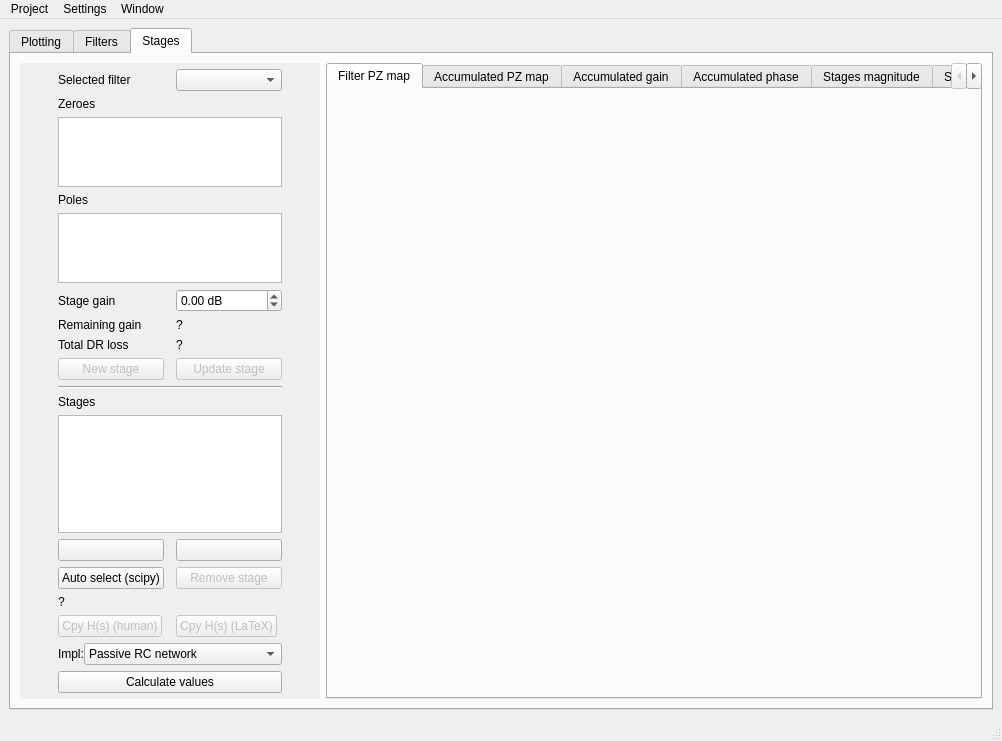
Qt form designer/mainwindow.ui (juan-sb/filtertool-tc22) before a commit.
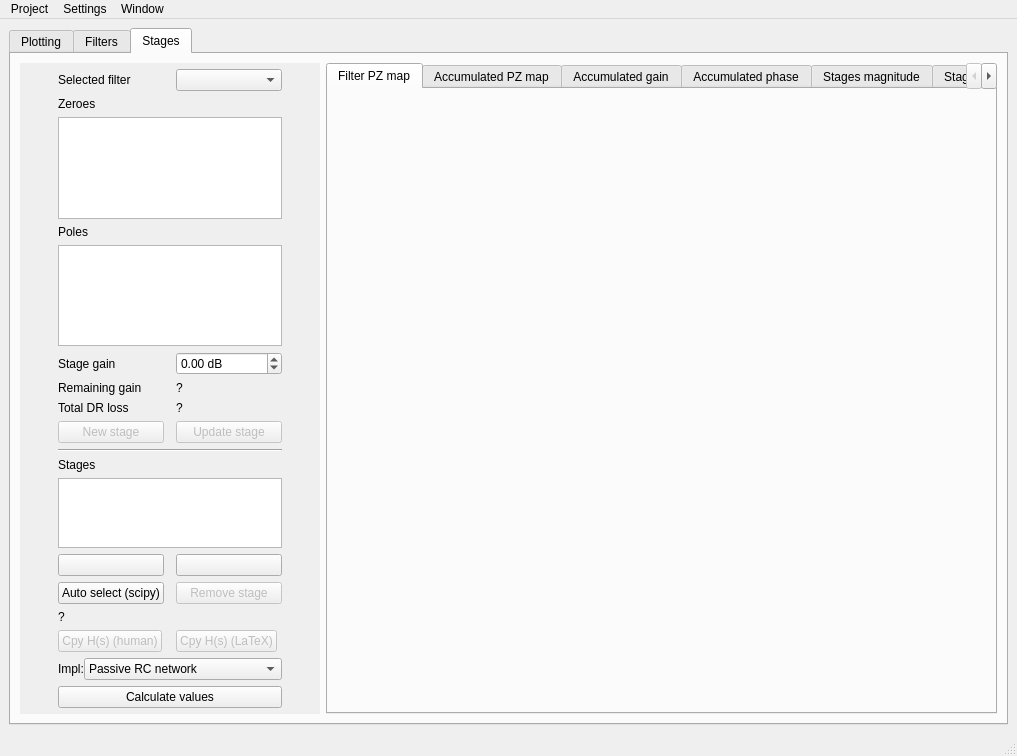
The same form after that commit. The open tabs and pages were chosen to show the change. Icons and pictures are not drawn. Custom widgets are drawn as their Qt base class.

Commit message: New way of calculating DR loss, maybe correct, maybe not. More fixes for stages

Patch:
```diff
--- a/designer/mainwindow.ui
+++ b/designer/mainwindow.ui
@@ -6,8 +6,8 @@
    <rect>
     <x>0</x>
     <y>0</y>
-    <width>1002</width>
-    <height>741</height>
+    <width>1017</width>
+    <height>756</height>
    </rect>
   </property>
   <property name="acceptDrops">
@@ -2430,7 +2430,7 @@
              <x>0</x>
              <y>0</y>
              <width>300</width>
-             <height>638</height>
+             <height>653</height>
             </rect>
            </property>
            <property name="sizePolicy">
@@ -2468,7 +2468,7 @@
              <number>7</number>
             </property>
             <item row="0" column="0">
-             <layout class="QGridLayout" name="gridLayout_12" rowstretch="0,0,0,0,0,0,0,0,0,0,0,0,0,0,0,0,0,0,0,0,0">
+             <layout class="QGridLayout" name="gridLayout_12" rowstretch="0,0,0,0,0,0,0,0,0,0,0,0,0,0,0,0,0,0,0,0">
               <property name="leftMargin">
                <number>6</number>
               </property>
@@ -2487,16 +2487,70 @@
               <property name="verticalSpacing">
                <number>6</number>
               </property>
-              <item row="10" column="0" colspan="2">
-               <widget class="Line" name="line">
-                <property name="maximumSize">
-                 <size>
-                  <width>2165116</width>
-                  <height>10</height>
-                 </size>
+              <item row="17" column="0">
+               <widget class="QPushButton" name="sgetHhuman_btn">
+                <property name="enabled">
+                 <bool>false</bool>
                 </property>
-                <property name="orientation">
-                 <enum>Qt::Horizontal</enum>
+                <property name="sizePolicy">
+                 <sizepolicy hsizetype="Maximum" vsizetype="Fixed">
+                  <horstretch>0</horstretch>
+                  <verstretch>0</verstretch>
+                 </sizepolicy>
+                </property>
+                <property name="text">
+                 <string>Cpy H(s) (human)</string>
+                </property>
+               </widget>
+              </item>
+              <item row="8" column="0">
+               <widget class="QPushButton" name="new_stage_btn">
+                <property name="enabled">
+                 <bool>false</bool>
+                </property>
+                <property name="sizePolicy">
+                 <sizepolicy hsizetype="Minimum" vsizetype="Fixed">
+                  <horstretch>0</horstretch>
+                  <verstretch>0</verstretch>
+                 </sizepolicy>
+                </property>
+                <property name="text">
+                 <string>New stage</string>
+                </property>
+               </widget>
+              </item>
+              <item row="5" column="1">
+               <widget class="QDoubleSpinBox" name="stage_gain_box">
+                <property name="sizePolicy">
+                 <sizepolicy hsizetype="Preferred" vsizetype="Fixed">
+                  <horstretch>0</horstretch>
+                  <verstretch>0</verstretch>
+                 </sizepolicy>
+                </property>
+                <property name="suffix">
+                 <string> dB</string>
+                </property>
+                <property name="decimals">
+                 <number>2</number>
+                </property>
+                <property name="minimum">
+                 <double>-1000000000.000000000000000</double>
+                </property>
+                <property name="maximum">
+                 <double>100000000.000000000000000</double>
+                </property>
+                <property name="singleStep">
+                 <double>0.010000000000000</double>
+                </property>
+               </widget>
+              </item>
+              <item row="0" column="1">
+               <widget class="QComboBox" name="stages_selfil_cb"/>
+              </item>
+              <item row="6" column="1">
+               <widget class="QLabel" name="remaining_gain_text">
+                <property name="text">
+                 <string>?</string>
                 </property>
                </widget>
               </item>
@@ -2507,6 +2561,156 @@
                 </property>
                </widget>
               </item>
+              <item row="7" column="0">
+               <widget class="QLabel" name="label_38">
+                <property name="text">
+                 <string>Total DR loss</string>
+                </property>
+               </widget>
+              </item>
+              <item row="8" column="1">
+               <widget class="QPushButton" name="updatestage_btn">
+                <property name="enabled">
+                 <bool>false</bool>
+                </property>
+                <property name="text">
+                 <string>Update stage</string>
+                </property>
+               </widget>
+              </item>
+              <item row="15" column="0">
+               <widget class="QPushButton" name="autoselectstagessp_btn">
+                <property name="text">
+                 <string>Auto select (scipy)</string>
+                </property>
+               </widget>
+              </item>
+              <item row="10" column="0" colspan="2">
+               <widget class="QLabel" name="label_87">
+                <property name="sizePolicy">
+                 <sizepolicy hsizetype="Preferred" vsizetype="Fixed">
+                  <horstretch>0</horstretch>
+                  <verstretch>0</verstretch>
+                 </sizepolicy>
+                </property>
+                <property name="maximumSize">
+                 <size>
+                  <width>1957844</width>
+                  <height>20</height>
+                 </size>
+                </property>
+                <property name="text">
+                 <string>Stages</string>
+                </property>
+               </widget>
+              </item>
+              <item row="19" column="0" colspan="2">
+               <widget class="QPushButton" name="si_calc_btn">
+                <property name="text">
+                 <string>Calculate values</string>
+                </property>
+               </widget>
+              </item>
+              <item row="17" column="1">
+               <widget class="QPushButton" name="sgetHlatex_btn">
+                <property name="enabled">
+                 <bool>false</bool>
+                </property>
+                <property name="sizePolicy">
+                 <sizepolicy hsizetype="Maximum" vsizetype="Fixed">
+                  <horstretch>0</horstretch>
+                  <verstretch>0</verstretch>
+                 </sizepolicy>
+                </property>
+                <property name="text">
+                 <string>Cpy H(s) (LaTeX)</string>
+                </property>
+               </widget>
+              </item>
+              <item row="4" column="0" colspan="2">
+               <widget class="QListWidget" name="poles_list">
+                <property name="sizePolicy">
+                 <sizepolicy hsizetype="Expanding" vsizetype="Expanding">
+                  <horstretch>0</horstretch>
+                  <verstretch>0</verstretch>
+                 </sizepolicy>
+                </property>
+                <property name="minimumSize">
+                 <size>
+                  <width>0</width>
+                  <height>0</height>
+                 </size>
+                </property>
+                <property name="maximumSize">
+                 <size>
+                  <width>16777215</width>
+                  <height>16777215</height>
+                 </size>
+                </property>
+                <property name="selectionMode">
+                 <enum>QAbstractItemView::MultiSelection</enum>
+                </property>
+               </widget>
+              </item>
+              <item row="15" column="1">
+               <widget class="QPushButton" name="remove_stage_btn">
+                <property name="enabled">
+                 <bool>false</bool>
+                </property>
+                <property name="sizePolicy">
+                 <sizepolicy hsizetype="Minimum" vsizetype="Fixed">
+                  <horstretch>0</horstretch>
+                  <verstretch>0</verstretch>
+                 </sizepolicy>
+                </property>
+                <property name="maximumSize">
+                 <size>
+                  <width>16777215</width>
+                  <height>16777215</height>
+                 </size>
+                </property>
+                <property name="text">
+                 <string>Remove stage</string>
+                </property>
+               </widget>
+              </item>
+              <item row="14" column="0">
+               <widget class="QPushButton" name="sswapdown_btn">
+                <property name="text">
+                 <string/>
+                </property>
+                <property name="icon">
+                 <iconset theme="SP_TitleBarUnshadeButton">
+                  <normaloff>.</normaloff>.</iconset>
+                </property>
+               </widget>
+              </item>
+              <item row="14" column="1">
+               <widget class="QPushButton" name="sswapup_btn">
+                <property name="sizePolicy">
+                 <sizepolicy hsizetype="Minimum" vsizetype="Fixed">
+                  <horstretch>0</horstretch>
+                  <verstretch>0</verstretch>
+                 </sizepolicy>
+                </property>
+                <property name="text">
+                 <string/>
+                </property>
+               </widget>
+              </item>
+              <item row="16" column="0" colspan="2">
+               <widget class="QLabel" name="si_info">
+                <property name="maximumSize">
+                 <size>
+                  <width>16777215</width>
+                  <height>20</height>
+                 </size>
+                </property>
+                <property name="text">
+                 <string>?</string>
+                </property>
+               </widget>
+              </item>
               <item row="3" column="0" colspan="2">
                <widget class="QLabel" name="label_89">
                 <property name="sizePolicy">
@@ -2520,7 +2724,82 @@
                 </property>
                </widget>
               </item>
-              <item row="19" column="0" colspan="2">
+              <item row="11" column="0" colspan="2">
+               <widget class="QListWidget" name="stages_list">
+                <property name="sizePolicy">
+                 <sizepolicy hsizetype="Expanding" vsizetype="Expanding">
+                  <horstretch>0</horstretch>
+                  <verstretch>0</verstretch>
+                 </sizepolicy>
+                </property>
+                <property name="maximumSize">
+                 <size>
+                  <width>16777215</width>
+                  <height>160</height>
+                 </size>
+                </property>
+               </widget>
+              </item>
+              <item row="6" column="0">
+               <widget class="QLabel" name="label_91">
+                <property name="text">
+                 <string>Remaining gain</string>
+                </property>
+               </widget>
+              </item>
+              <item row="9" column="0" colspan="2">
+               <widget class="Line" name="line">
+                <property name="maximumSize">
+                 <size>
+                  <width>2165116</width>
+                  <height>10</height>
+                 </size>
+                </property>
+                <property name="orientation">
+                 <enum>Qt::Horizontal</enum>
+                </property>
+               </widget>
+              </item>
+              <item row="2" column="0" colspan="2">
+               <widget class="QListWidget" name="zeros_list">
+                <property name="sizePolicy">
+                 <sizepolicy hsizetype="Expanding" vsizetype="Expanding">
+                  <horstretch>0</horstretch>
+                  <verstretch>0</verstretch>
+                 </sizepolicy>
+                </property>
+                <property name="maximumSize">
+                 <size>
+                  <width>16777215</width>
+                  <height>16777215</height>
+                 </size>
+                </property>
+                <property name="selectionMode">
+                 <enum>QAbstractItemView::MultiSelection</enum>
+                </property>
+               </widget>
+              </item>
+              <item row="1" column="0" colspan="2">
+               <widget class="QLabel" name="label_88">
+                <property name="sizePolicy">
+                 <sizepolicy hsizetype="Maximum" vsizetype="Preferred">
+                  <horstretch>0</horstretch>
+                  <verstretch>0</verstretch>
+                 </sizepolicy>
+                </property>
+                <property name="text">
+                 <string>Zeroes</string>
+                </property>
+               </widget>
+              </item>
+              <item row="7" column="1">
+               <widget class="QLabel" name="total_filtdrloss_label">
+                <property name="text">
+                 <string>?</string>
+                </property>
+               </widget>
+              </item>
+              <item row="18" column="0" colspan="2">
                <layout class="QHBoxLayout" name="horizontalLayout_6" stretch="0,1">
                 <item>
                  <widget class="QLabel" name="label_37">
@@ -2596,205 +2875,6 @@
                 </item>
                </layout>
               </item>
-              <item row="6" column="1">
-               <widget class="QLabel" name="remaining_gain_text">
-                <property name="text">
-                 <string>?</string>
-                </property>
-               </widget>
-              </item>
-              <item row="15" column="0">
-               <widget class="QPushButton" name="sswapdown_btn">
-                <property name="text">
-                 <string/>
-                </property>
-                <property name="icon">
-                 <iconset theme="SP_TitleBarUnshadeButton">
-                  <normaloff>.</normaloff>.</iconset>
-                </property>
-               </widget>
-              </item>
-              <item row="11" column="0" colspan="2">
-               <widget class="QLabel" name="label_87">
-                <property name="sizePolicy">
-                 <sizepolicy hsizetype="Preferred" vsizetype="Fixed">
-                  <horstretch>0</horstretch>
-                  <verstretch>0</verstretch>
-                 </sizepolicy>
-                </property>
-                <property name="maximumSize">
-                 <size>
-                  <width>1957844</width>
-                  <height>20</height>
-                 </size>
-                </property>
-                <property name="text">
-                 <string>Stages</string>
-                </property>
-               </widget>
-              </item>
-              <item row="8" column="0">
-               <widget class="QPushButton" name="new_stage_btn">
-                <property name="enabled">
-                 <bool>false</bool>
-                </property>
-                <property name="sizePolicy">
-                 <sizepolicy hsizetype="Minimum" vsizetype="Fixed">
-                  <horstretch>0</horstretch>
-                  <verstretch>0</verstretch>
-                 </sizepolicy>
-                </property>
-                <property name="text">
-                 <string>New stage</string>
-                </property>
-               </widget>
-              </item>
-              <item row="12" column="0" colspan="2">
-               <widget class="QListWidget" name="stages_list">
-                <property name="sizePolicy">
-                 <sizepolicy hsizetype="Expanding" vsizetype="Expanding">
-                  <horstretch>0</horstretch>
-                  <verstretch>0</verstretch>
-                 </sizepolicy>
-                </property>
-               </widget>
-              </item>
-              <item row="4" column="0" colspan="2">
-               <widget class="QListWidget" name="poles_list">
-                <property name="sizePolicy">
-                 <sizepolicy hsizetype="Expanding" vsizetype="Expanding">
-                  <horstretch>0</horstretch>
-                  <verstretch>0</verstretch>
-                 </sizepolicy>
-                </property>
-                <property name="minimumSize">
-                 <size>
-                  <width>0</width>
-                  <height>0</height>
-                 </size>
-                </property>
-                <property name="maximumSize">
-                 <size>
-                  <width>16777215</width>
-                  <height>125</height>
-                 </size>
-                </property>
-                <property name="selectionMode">
-                 <enum>QAbstractItemView::MultiSelection</enum>
-                </property>
-               </widget>
-              </item>
-              <item row="0" column="1">
-               <widget class="QComboBox" name="stages_selfil_cb"/>
-              </item>
-              <item row="5" column="1">
-               <widget class="QDoubleSpinBox" name="stage_gain_box">
-                <property name="sizePolicy">
-                 <sizepolicy hsizetype="Preferred" vsizetype="Fixed">
-                  <horstretch>0</horstretch>
-                  <verstretch>0</verstretch>
-                 </sizepolicy>
-                </property>
-                <property name="suffix">
-                 <string> dB</string>
-                </property>
-                <property name="decimals">
-                 <number>2</number>
-                </property>
-                <property name="minimum">
-                 <double>-1000000000.000000000000000</double>
-                </property>
-                <property name="maximum">
-                 <double>100000000.000000000000000</double>
-                </property>
-                <property name="singleStep">
-                 <double>0.010000000000000</double>
-                </property>
-               </widget>
-              </item>
-              <item row="16" column="0">
-               <widget class="QPushButton" name="autoselectstagessp_btn">
-                <property name="text">
-                 <string>Auto select (scipy)</string>
-                </property>
-               </widget>
-              </item>
-              <item row="15" column="1">
-               <widget class="QPushButton" name="sswapup_btn">
-                <property name="sizePolicy">
-                 <sizepolicy hsizetype="Minimum" vsizetype="Fixed">
-                  <horstretch>0</horstretch>
-                  <verstretch>0</verstretch>
-                 </sizepolicy>
-                </property>
-                <property name="text">
-                 <string/>
-                </property>
-               </widget>
-              </item>
-              <item row="6" column="0">
-               <widget class="QLabel" name="label_91">
-                <property name="text">
-                 <string>Remaining gain</string>
-                </property>
-               </widget>
-              </item>
-              <item row="7" column="1">
-               <widget class="QLabel" name="total_filtdrloss_label">
-                <property name="text">
-                 <string>?</string>
-                </property>
-               </widget>
-              </item>
-              <item row="1" column="0" colspan="2">
-               <widget class="QLabel" name="label_88">
-                <property name="sizePolicy">
-                 <sizepolicy hsizetype="Maximum" vsizetype="Preferred">
-                  <horstretch>0</horstretch>
-                  <verstretch>0</verstretch>
-                 </sizepolicy>
-                </property>
-                <property name="text">
-                 <string>Zeroes</string>
-                </property>
-               </widget>
-              </item>
-              <item row="18" column="1">
-               <widget class="QPushButton" name="sgetHlatex_btn">
-                <property name="enabled">
-                 <bool>false</bool>
-                </property>
-                <property name="sizePolicy">
-                 <sizepolicy hsizetype="Maximum" vsizetype="Fixed">
-                  <horstretch>0</horstretch>
-                  <verstretch>0</verstretch>
-                 </sizepolicy>
-                </property>
-                <property name="text">
-                 <string>Cpy H(s) (LaTeX)</string>
-                </property>
-               </widget>
-              </item>
-              <item row="9" column="0">
-               <spacer name="verticalSpacer_3">
-                <property name="orientation">
-                 <enum>Qt::Vertical</enum>
-                </property>
-                <property name="sizeHint" stdset="0">
-                 <size>
-                  <width>20</width>
-                  <height>40</height>
-                 </size>
-                </property>
-               </spacer>
-              </item>
-              <item row="7" column="0">
-               <widget class="QLabel" name="label_38">
-                <property name="text">
-                 <string>Total DR loss</string>
-                </property>
-               </widget>
-              </item>
               <item row="5" column="0">
                <widget class="QLabel" name="label_90">
                 <property name="text">
@@ -2802,93 +2882,6 @@
                 </property>
                </widget>
               </item>
-              <item row="8" column="1">
-               <widget class="QPushButton" name="updatestage_btn">
-                <property name="enabled">
-                 <bool>false</bool>
-                </property>
-                <property name="text">
-                 <string>Update stage</string>
-                </property>
-               </widget>
-              </item>
-              <item row="18" column="0">
-               <widget class="QPushButton" name="sgetHhuman_btn">
-                <property name="enabled">
-                 <bool>false</bool>
-                </property>
-                <property name="sizePolicy">
-                 <sizepolicy hsizetype="Maximum" vsizetype="Fixed">
-                  <horstretch>0</horstretch>
-                  <verstretch>0</verstretch>
-                 </sizepolicy>
-                </property>
-                <property name="text">
-                 <string>Cpy H(s) (human)</string>
-                </property>
-               </widget>
-              </item>
-              <item row="20" column="0" colspan="2">
-               <widget class="QPushButton" name="si_calc_btn">
-                <property name="text">
-                 <string>Calculate values</string>
-                </property>
-               </widget>
-              </item>
-              <item row="16" column="1">
-               <widget class="QPushButton" name="remove_stage_btn">
-                <property name="enabled">
-                 <bool>false</bool>
-                </property>
-                <property name="sizePolicy">
-                 <sizepolicy hsizetype="Minimum" vsizetype="Fixed">
-                  <horstretch>0</horstretch>
-                  <verstretch>0</verstretch>
-                 </sizepolicy>
-                </property>
-                <property name="maximumSize">
-                 <size>
-                  <width>16777215</width>
-                  <height>16777215</height>
-                 </size>
-                </property>
-                <property name="text">
-                 <string>Remove stage</string>
-                </property>
-               </widget>
-              </item>
-              <item row="17" column="0" colspan="2">
-               <widget class="QLabel" name="si_info">
-                <property name="maximumSize">
-                 <size>
-                  <width>16777215</width>
-                  <height>20</height>
-                 </size>
-                </property>
-                <property name="text">
-                 <string>?</string>
-                </property>
-               </widget>
-              </item>
-              <item row="2" column="0" colspan="2">
-               <widget class="QListWidget" name="zeros_list">
-                <property name="sizePolicy">
-                 <sizepolicy hsizetype="Expanding" vsizetype="Expanding">
-                  <horstretch>0</horstretch>
-                  <verstretch>0</verstretch>
-                 </sizepolicy>
-                </property>
-                <property name="maximumSize">
-                 <size>
-                  <width>16777215</width>
-                  <height>125</height>
-                 </size>
-                </property>
-                <property name="selectionMode">
-                 <enum>QAbstractItemView::MultiSelection</enum>
-                </property>
-               </widget>
-              </item>
              </layout>
             </item>
            </layout>
@@ -2906,7 +2899,7 @@
     <rect>
      <x>0</x>
      <y>0</y>
-     <width>1002</width>
+     <width>1017</width>
      <height>21</height>
     </rect>
    </property>
```
Left out of the diff: 8 changed lines with no effect on the pictures. The commit also changes 3 other files.
